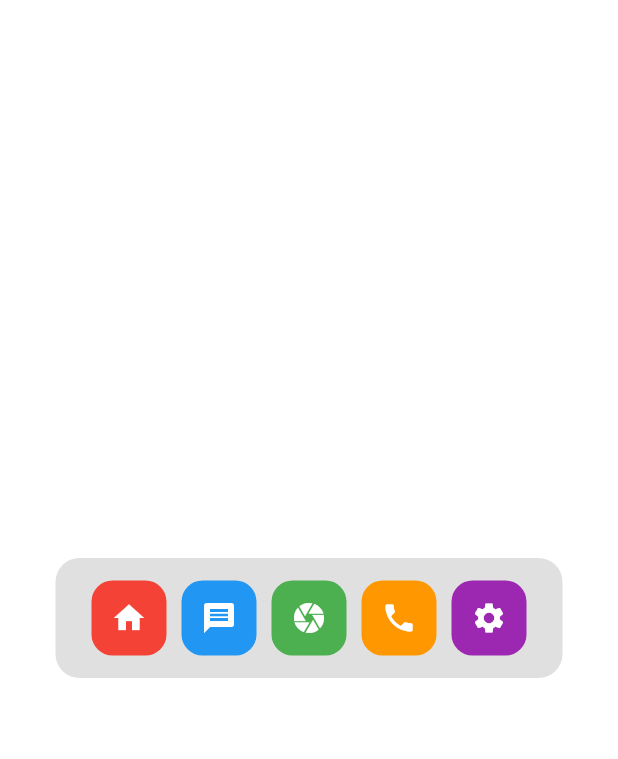
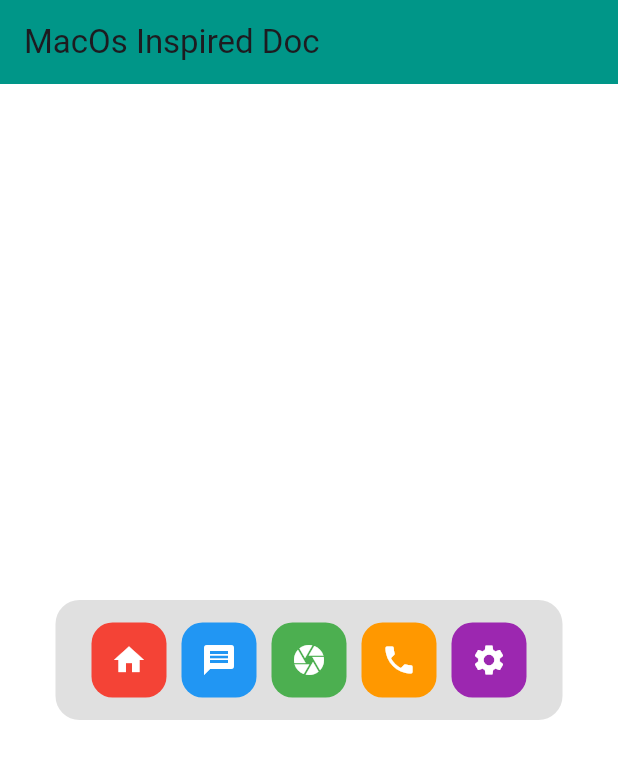
Before and after one commit to dexzter07/MacOs_Inspired_Dock, a Flutter app: the screen it shows after launch, on a phone screen of 412 x 824 dp. Shown: the top 759 px of the screen. Run offline on Flutter 3.47's test engine with Material 3 defaults, Android fonts, the phone set to English and light mode, and no system bars; our stand-ins replace get.

Commit message:
app bar added

```diff
--- a/lib/presentation/dock/dock_screen.dart
+++ b/lib/presentation/dock/dock_screen.dart
@@ -12,6 +12,10 @@ class MacOSDock extends StatelessWidget {
   Widget build(BuildContext context) {
     return Scaffold(
       backgroundColor: Colors.white,
+      appBar: AppBar(
+        backgroundColor: Colors.teal,
+        title: Text("MacOs Inspired Doc"),
+      ),
       body: Center(
         child: MouseRegion(
           onEnter: (_) {
```
Also changed, not shown: 1 other file.
